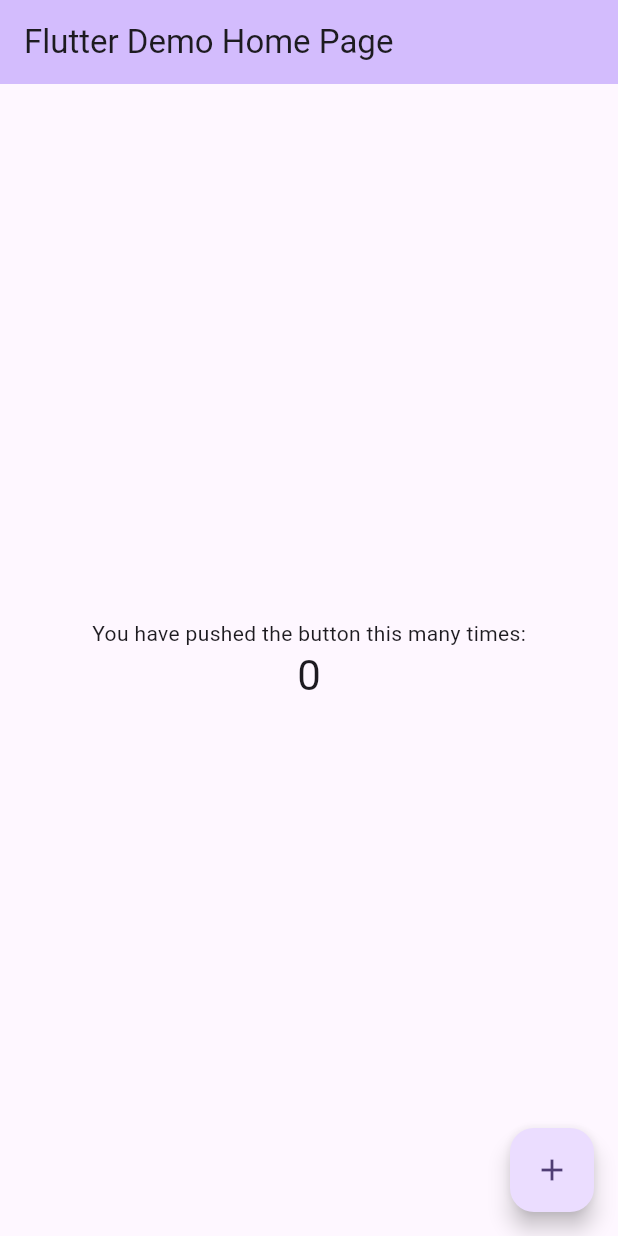
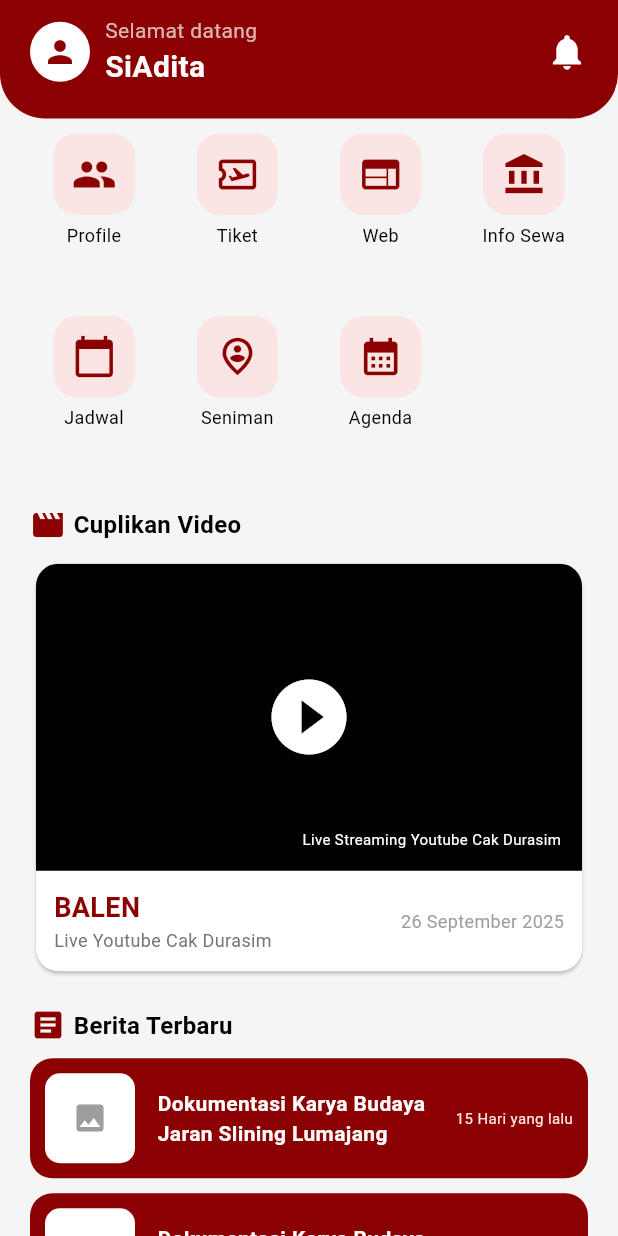
Before and after one commit to izza1224/Flutter-siadita, a Flutter app: the screen it shows after launch, on a phone screen of 412 x 824 dp. Run offline on Flutter 3.47's test engine with Material 3 defaults, Android fonts, the phone set to English and light mode, and no system bars.

Commit message:
feat: Implementasi penuh HomeScreen UI berdasarkan desain Figma

```diff
--- /dev/null
+++ b/lib/home_screen.dart
@@ -0,0 +1,274 @@
+import 'package:flutter/material.dart';
+
+// --- Konstanta Warna ---
+// Definisikan warna marun yang mirip dengan desain Anda
+const Color kPrimaryColor = Color(0xFF8B0000);
+
+// --- Data Dummy ---
+// Data untuk menu ikon
+final List<Map<String, dynamic>> menuItems = [
+  {'icon': Icons.group, 'label': 'Profile'},
+  {'icon': Icons.airplane_ticket_outlined, 'label': 'Tiket'},
+  {'icon': Icons.web, 'label': 'Web'},
+  {'icon': Icons.account_balance, 'label': 'Info Sewa'},
+  {'icon': Icons.calendar_today, 'label': 'Jadwal'},
+  {'icon': Icons.person_pin_circle_outlined, 'label': 'Seniman'},
+  {'icon': Icons.calendar_month, 'label': 'Agenda'},
+];
+
+// Data untuk berita terbaru
+final List<Map<String, String>> newsItems = [
+  {'title': 'Dokumentasi Karya Budaya Jaran Slining Lumajang'},
+  {'title': 'Dokumentasi Karya Budaya Jaran Lamongan'},
+  {'title': 'Dokumentasi Karya Budaya Pagelaran Ludruk Ramayanti'},
+  {'title': 'Dokumentasi Karya Budaya Pagelaran Ludruk Kang Bagong'},
+];
+
+
+class HomeScreen extends StatelessWidget {
+  @override
+  Widget build(BuildContext context) {
+    return Scaffold(
+      backgroundColor: Colors.grey[100],
+      body: SingleChildScrollView(
+        child: Column(
+          crossAxisAlignment: CrossAxisAlignment.stretch,
+          children: <Widget>[
+            _buildHeader(context),
+            _buildIconMenu(),
+            _buildVideoSection(),
+            _buildNewsHeader(),
+            _buildNewsSection(),
+            const SizedBox(height: 20),
+          ],
+        ),
+      ),
+    );
+  }
+
+  // --- WIDGET 1: HEADER (Selamat Datang SiAdita) ---
+  Widget _buildHeader(BuildContext context) {
+    return Container(
+      // Padding menyesuaikan dengan Status Bar
+      padding: EdgeInsets.only(
+        top: MediaQuery.of(context).padding.top + 10,
+        left: 20,
+        right: 10,
+        bottom: 20
+      ),
+      decoration: const BoxDecoration(
+        color: kPrimaryColor,
+        borderRadius: BorderRadius.only(
+          bottomLeft: Radius.circular(30),
+          bottomRight: Radius.circular(30),
+        ),
+      ),
+      child: Row(
+        mainAxisAlignment: MainAxisAlignment.spaceBetween,
+        children: <Widget>[
+          Row(
+            children: <Widget>[
+              const CircleAvatar(
+                backgroundColor: Colors.white,
+                child: Icon(Icons.person, color: kPrimaryColor),
+              ),
+              const SizedBox(width: 10),
+              const Column(
+                crossAxisAlignment: CrossAxisAlignment.start,
+                children: [
+                  Text('Selamat datang', style: TextStyle(color: Colors.white70, fontSize: 14)),
+                  Text('SiAdita', style: TextStyle(color: Colors.white, fontSize: 20, fontWeight: FontWeight.bold)),
+                ],
+              ),
+            ],
+          ),
+          IconButton(
+            icon: const Icon(Icons.notifications, color: Colors.white, size: 28),
+            onPressed: () {},
+          ),
+        ],
+      ),
+    );
+  }
+
+  // --- WIDGET 2: MENU IKON (GRID) ---
+  Widget _buildIconMenu() {
+    return GridView.builder(
+      shrinkWrap: true,
+      physics: const NeverScrollableScrollPhysics(),
+      padding: const EdgeInsets.symmetric(horizontal: 20.0, vertical: 10.0),
+      itemCount: menuItems.length,
+      gridDelegate: const SliverGridDelegateWithFixedCrossAxisCount(
+        crossAxisCount: 4,
+        mainAxisSpacing: 15,
+        crossAxisSpacing: 10,
+        childAspectRatio: 0.8,
+      ),
+      itemBuilder: (context, index) {
+        final item = menuItems[index];
+        return Column(
+          children: <Widget>[
+            Container(
+              decoration: BoxDecoration(
+                color: const Color(0xFFFBE4E4),
+                borderRadius: BorderRadius.circular(15),
+              ),
+              padding: const EdgeInsets.all(12),
+              child: Icon(item['icon'], size: 30, color: kPrimaryColor),
+            ),
+            const SizedBox(height: 5),
+            Text(item['label'], textAlign: TextAlign.center, style: const TextStyle(fontSize: 12)),
+          ],
+        );
+      },
+    );
+  }
+
+  // --- WIDGET 3: CUPLIKAN VIDEO ---
+  Widget _buildVideoSection() {
+    return Padding(
+      padding: const EdgeInsets.symmetric(horizontal: 20.0, vertical: 10.0),
+      child: Column(
+        crossAxisAlignment: CrossAxisAlignment.start,
+        children: [
+          const Row(
+            children: [
+              Icon(Icons.movie, color: kPrimaryColor),
+              SizedBox(width: 5),
+              Text("Cuplikan Video", style: TextStyle(fontSize: 16, fontWeight: FontWeight.bold)),
+            ],
+          ),
+          const SizedBox(height: 10),
+          Card(
+            clipBehavior: Clip.antiAlias,
+            shape: RoundedRectangleBorder(borderRadius: BorderRadius.circular(15)),
+            child: Column(
+              crossAxisAlignment: CrossAxisAlignment.start,
+              children: [
+                // Area Gambar Video dengan Tombol Play
+                AspectRatio(
+                  aspectRatio: 16 / 9,
+                  child: Stack(
+                    alignment: Alignment.center,
+                    children: [
+                      // Placeholder Gambar (Harus diganti dengan Image.asset)
+                      Container(color: Colors.black),
+                      const Icon(Icons.play_circle_fill, color: Colors.white, size: 60),
+                      // Text dummy di atas gambar video
+                      Positioned(
+                        bottom: 10,
+                        right: 10,
+                        child: Container(
+                          padding: const EdgeInsets.all(4),
+                          color: Colors.black54,
+                          child: const Text('Live Streaming Youtube Cak Durasim', style: TextStyle(color: Colors.white, fontSize: 10)),
+                        ),
+                      ),
+                    ],
+                  ),
+                ),
+                // Deskripsi Video
+                Padding(
+                  padding: const EdgeInsets.all(12.0),
+                  child: Row(
+                    mainAxisAlignment: MainAxisAlignment.spaceBetween,
+                    children: [
+                      Column(
+                        crossAxisAlignment: CrossAxisAlignment.start,
+                        children: [
+                          const Text(
+                            "BALEN",
+                            style: TextStyle(fontSize: 18, fontWeight: FontWeight.bold, color: kPrimaryColor),
+                          ),
+                          Text("Live Youtube Cak Durasim", style: TextStyle(fontSize: 12, color: Colors.grey[600])),
+                        ],
+                      ),
+                      const Text("26 September 2025", style: TextStyle(fontSize: 12, color: Colors.grey)),
+                    ],
+                  ),
+                ),
+              ],
+            ),
+          ),
+        ],
+      ),
+    );
+  }
+
+  // --- WIDGET 4: BERITA TERBARU (HEADER) ---
+  Widget _buildNewsHeader() {
+    return const Padding(
+      padding: EdgeInsets.only(left: 20.0, right: 20.0, top: 10.0, bottom: 10.0),
+      child: Row(
+        children: [
+          Icon(Icons.article, color: kPrimaryColor),
+          SizedBox(width: 5),
+          Text("Berita Terbaru", style: TextStyle(fontSize: 16, fontWeight: FontWeight.bold)),
+        ],
+      ),
+    );
+  }
+
+  // --- WIDGET 5: BERITA TERBARU (LIST) ---
+  Widget _buildNewsSection() {
+    return ListView.builder(
+      shrinkWrap: true,
+      physics: const NeverScrollableScrollPhysics(),
+      itemCount: newsItems.length,
+      padding: const EdgeInsets.symmetric(horizontal: 20.0),
+      itemBuilder: (context, index) {
+        final item = newsItems[index];
+        return Padding(
+          padding: const EdgeInsets.only(bottom: 10.0),
+          child: Container(
+            padding: const EdgeInsets.all(10),
+            decoration: BoxDecoration(
+              color: kPrimaryColor, // Latar belakang merah marun
+              borderRadius: BorderRadius.circular(15),
+            ),
+            child: Row(
+              children: [
+                // Placeholder Gambar Berita
+                Container(
+                  width: 60,
+                  height: 60,
+                  decoration: BoxDecoration(
+                    color: Colors.white,
+                    borderRadius: BorderRadius.circular(10),
+                    // Placeholder untuk gambar (ganti dengan Image.asset jika ada aset)
+                  ),
+                  child: const Center(child: Icon(Icons.image, color: Colors.grey)),
+                ),
+                const SizedBox(width: 15),
+                // Teks Berita
+                Expanded(
+                  child: Column(
+                    crossAxisAlignment: CrossAxisAlignment.start,
+                    children: [
+                      Text(
+                        item['title']!,
+                        style: const TextStyle(
+                          color: Colors.white,
+                          fontWeight: FontWeight.w600,
+                          fontSize: 14,
+                        ),
+                      ),
+                    ],
+                  ),
+                ),
+                // Teks waktu (15 hari yang lalu)
+                const Column(
+                  mainAxisAlignment: MainAxisAlignment.end,
+                  crossAxisAlignment: CrossAxisAlignment.end,
+                  children: [
+                    Text("15 Hari yang lalu", style: TextStyle(color: Color(0xFFFBE4E4), fontSize: 10)),
+                  ],
+                ),
+              ],
+            ),
+          ),
+        );
+      },
+    );
+  }
+}
--- a/lib/main.dart
+++ b/lib/main.dart
@@ -1,122 +1,26 @@
 import 'package:flutter/material.dart';
+import 'home_screen.dart'; // Mengimport HomeScreen
 
 void main() {
-  runApp(const MyApp());
+  runApp(MyApp());
 }
 
 class MyApp extends StatelessWidget {
-  const MyApp({super.key});
-
-  // This widget is the root of your application.
   @override
   Widget build(BuildContext context) {
     return MaterialApp(
-      title: 'Flutter Demo',
+      title: 'SiAdita App',
+      debugShowCheckedModeBanner: false, // Menghilangkan banner "Debug"
       theme: ThemeData(
-        // This is the theme of your application.
-        //
-        // TRY THIS: Try running your application with "flutter run". You'll see
-        // the application has a purple toolbar. Then, without quitting the app,
-        // try changing the seedColor in the colorScheme below to Colors.green
-        // and then invoke "hot reload" (save your changes or press the "hot
-        // reload" button in a Flutter-supported IDE, or press "r" if you used
-        // the command line to start the app).
-        //
-        // Notice that the counter didn't reset back to zero; the application
-        // state is not lost during the reload. To reset the state, use hot
-        // restart instead.
-        //
-        // This works for code too, not just values: Most code changes can be
-        // tested with just a hot reload.
-        colorScheme: .fromSeed(seedColor: Colors.deepPurple),
+        // Menentukan tema dasar aplikasi
+        primaryColor: const Color(0xFF8B0000),
+        colorScheme: ColorScheme.fromSwatch(
+          primarySwatch: Colors.red,
+        ).copyWith(
+          secondary: Colors.redAccent,
+        ),
       ),
-      home: const MyHomePage(title: 'Flutter Demo Home Page'),
+      home: HomeScreen(), // Mengarahkan ke halaman utama yang akan kita buat
     );
   }
 }
-
-class MyHomePage extends StatefulWidget {
-  const MyHomePage({super.key, required this.title});
-
-  // This widget is the home page of your application. It is stateful, meaning
-  // that it has a State object (defined below) that contains fields that affect
-  // how it looks.
-
-  // This class is the configuration for the state. It holds the values (in this
-  // case the title) provided by the parent (in this case the App widget) and
-  // used by the build method of the State. Fields in a Widget subclass are
-  // always marked "final".
-
-  final String title;
-
-  @override
-  State<MyHomePage> createState() => _MyHomePageState();
-}
-
-class _MyHomePageState extends State<MyHomePage> {
-  int _counter = 0;
-
-  void _incrementCounter() {
-    setState(() {
-      // This call to setState tells the Flutter framework that something has
-      // changed in this State, which causes it to rerun the build method below
-      // so that the display can reflect the updated values. If we changed
-      // _counter without calling setState(), then the build method would not be
-      // called again, and so nothing would appear to happen.
-      _counter++;
-    });
-  }
-
-  @override
-  Widget build(BuildContext context) {
-    // This method is rerun every time setState is called, for instance as done
-    // by the _incrementCounter method above.
-    //
-    // The Flutter framework has been optimized to make rerunning build methods
-    // fast, so that you can just rebuild anything that needs updating rather
-    // than having to individually change instances of widgets.
-    return Scaffold(
-      appBar: AppBar(
-        // TRY THIS: Try changing the color here to a specific color (to
-        // Colors.amber, perhaps?) and trigger a hot reload to see the AppBar
-        // change color while the other colors stay the same.
-        backgroundColor: Theme.of(context).colorScheme.inversePrimary,
-        // Here we take the value from the MyHomePage object that was created by
-        // the App.build method, and use it to set our appbar title.
-        title: Text(widget.title),
-      ),
-      body: Center(
-        // Center is a layout widget. It takes a single child and positions it
-        // in the middle of the parent.
-        child: Column(
-          // Column is also a layout widget. It takes a list of children and
-          // arranges them vertically. By default, it sizes itself to fit its
-          // children horizontally, and tries to be as tall as its parent.
-          //
-          // Column has various properties to control how it sizes itself and
-          // how it positions its children. Here we use mainAxisAlignment to
-          // center the children vertically; the main axis here is the vertical
-          // axis because Columns are vertical (the cross axis would be
-          // horizontal).
-          //
-          // TRY THIS: Invoke "debug painting" (choose the "Toggle Debug Paint"
-          // action in the IDE, or press "p" in the console), to see the
-          // wireframe for each widget.
-          mainAxisAlignment: .center,
-          children: [
-            const Text('You have pushed the button this many times:'),
-            Text(
-              '$_counter',
-              style: Theme.of(context).textTheme.headlineMedium,
-            ),
-          ],
-        ),
-      ),
-      floatingActionButton: FloatingActionButton(
-        onPressed: _incrementCounter,
-        tooltip: 'Increment',
-        child: const Icon(Icons.add),
-      ),
-    );
-  }
-}
```
